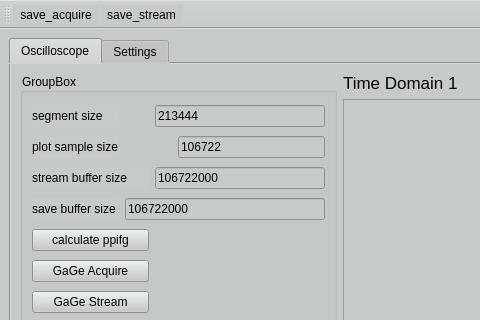
UCBoulder/GaGe_Digitzer_Python, file main_window/form.ui: the form before one commit; both pictures show x 0 to 480 and y 0 to 320 of the 996 by 818 pixel window.
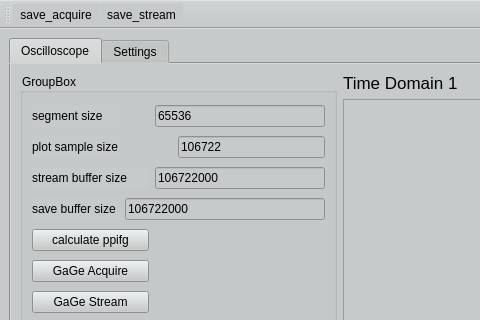
The form after the commit. Icons and pictures are not drawn. Custom widgets are drawn as their Qt base class.

Commit message: valid segment size

```diff
--- a/main_window/form.ui
+++ b/main_window/form.ui
@@ -57,7 +57,7 @@
            <item row="0" column="2" colspan="3">
             <widget class="QLineEdit" name="le_segmentsize">
              <property name="text">
-              <string>213444</string>
+              <string>65536</string>
              </property>
             </widget>
            </item>
```
The commit also changes 1 other file.
